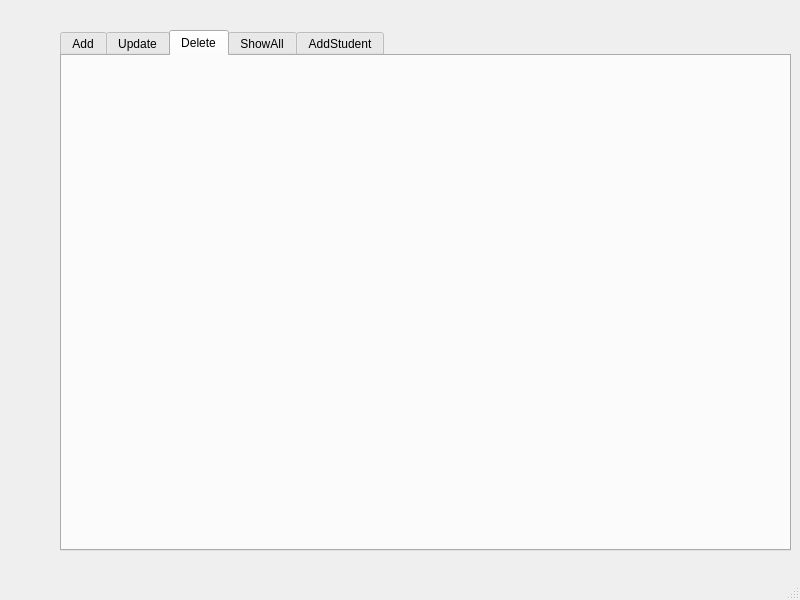
First picture: the form in app/view/HomeAmin.ui, repository huynhngoanhthai/python_project, before the edit.
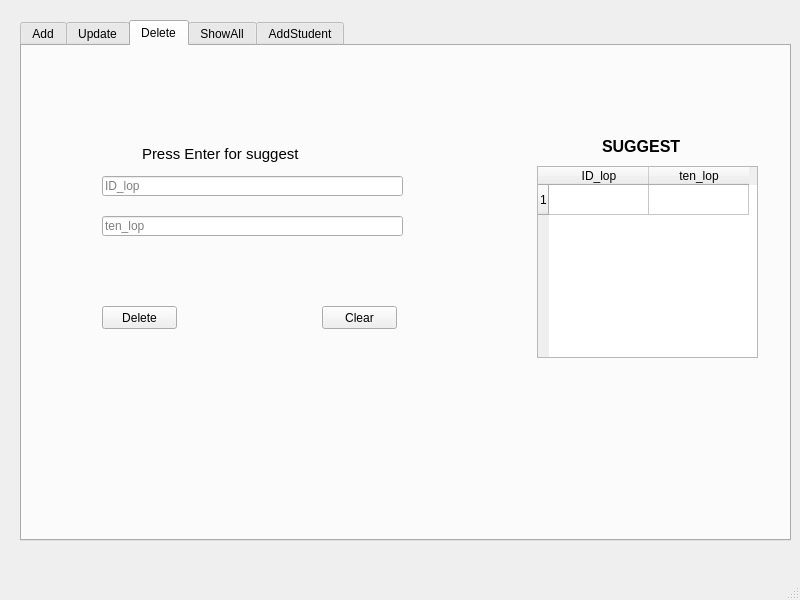
Second picture: the form after the edit. The open tabs and pages were chosen to show the change.

Patch:
```diff
--- a/app/view/HomeAmin.ui
+++ b/app/view/HomeAmin.ui
@@ -17,9 +17,9 @@
    <widget class="QTabWidget" name="tab">
     <property name="geometry">
      <rect>
-      <x>60</x>
-      <y>30</y>
-      <width>731</width>
+      <x>20</x>
+      <y>20</y>
+      <width>771</width>
       <height>521</height>
      </rect>
     </property>
@@ -195,6 +195,127 @@
      <attribute name="title">
       <string>Delete</string>
      </attribute>
+     <widget class="QPushButton" name="Clear_Delete">
+      <property name="geometry">
+       <rect>
+        <x>300</x>
+        <y>260</y>
+        <width>75</width>
+        <height>23</height>
+       </rect>
+      </property>
+      <property name="text">
+       <string>Clear</string>
+      </property>
+     </widget>
+     <widget class="QLineEdit" name="ID_lop_Delete">
+      <property name="geometry">
+       <rect>
+        <x>80</x>
+        <y>130</y>
+        <width>301</width>
+        <height>20</height>
+       </rect>
+      </property>
+      <property name="placeholderText">
+       <string>ID_lop</string>
+      </property>
+     </widget>
+     <widget class="QLabel" name="label_3">
+      <property name="geometry">
+       <rect>
+        <x>580</x>
+        <y>90</y>
+        <width>161</width>
+        <height>20</height>
+       </rect>
+      </property>
+      <property name="font">
+       <font>
+        <pointsize>12</pointsize>
+        <weight>75</weight>
+        <bold>true</bold>
+       </font>
+      </property>
+      <property name="layoutDirection">
+       <enum>Qt::LeftToRight</enum>
+      </property>
+      <property name="text">
+       <string>SUGGEST</string>
+      </property>
+     </widget>
+     <widget class="QTableWidget" name="Suggest_Delete">
+      <property name="geometry">
+       <rect>
+        <x>515</x>
+        <y>120</y>
+        <width>221</width>
+        <height>192</height>
+       </rect>
+      </property>
+      <property name="layoutDirection">
+       <enum>Qt::LeftToRight</enum>
+      </property>
+      <row>
+       <property name="text">
+        <string>1</string>
+       </property>
+      </row>
+      <column>
+       <property name="text">
+        <string>ID_lop</string>
+       </property>
+      </column>
+      <column>
+       <property name="text">
+        <string>ten_lop</string>
+       </property>
+      </column>
+     </widget>
+     <widget class="QPushButton" name="DeleteClass">
+      <property name="geometry">
+       <rect>
+        <x>80</x>
+        <y>260</y>
+        <width>75</width>
+        <height>23</height>
+       </rect>
+      </property>
+      <property name="text">
+       <string>Delete</string>
+      </property>
+     </widget>
+     <widget class="QLineEdit" name="ten_lop_Delete">
+      <property name="geometry">
+       <rect>
+        <x>80</x>
+        <y>170</y>
+        <width>301</width>
+        <height>20</height>
+       </rect>
+      </property>
+      <property name="placeholderText">
+       <string>ten_lop</string>
+      </property>
+     </widget>
+     <widget class="QLabel" name="label_4">
+      <property name="geometry">
+       <rect>
+        <x>120</x>
+        <y>100</y>
+        <width>281</width>
+        <height>16</height>
+       </rect>
+      </property>
+      <property name="font">
+       <font>
+        <pointsize>11</pointsize>
+       </font>
+      </property>
+      <property name="text">
+       <string>Press Enter for suggest</string>
+      </property>
+     </widget>
     </widget>
     <widget class="QWidget" name="ShowAll">
      <attribute name="title">
```
Left out of the diff: 51 changed lines with no effect on the pictures.
